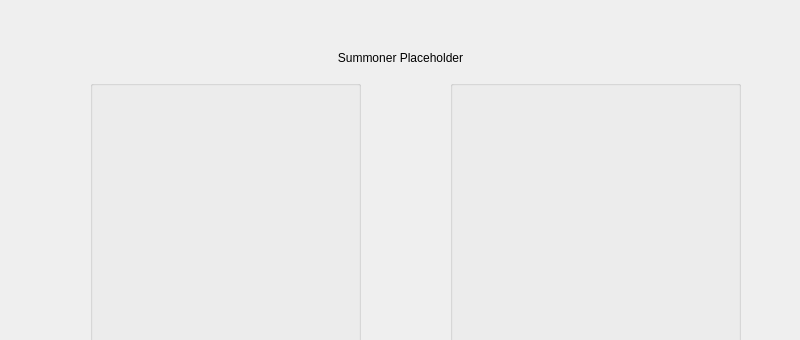
Qt form LeagueProfileFetcher/summoner_profile_display.ui (BaoPun/LeagueProfileFetcher) before a commit; both pictures show x 0 to 800 and y 0 to 340 of the 800 by 600 pixel window.
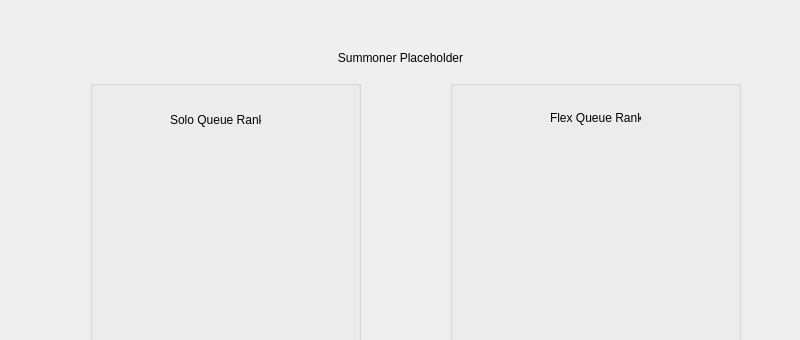
The same form after that commit.

Commit message: Improved the Summoner Profile Display

```diff
--- a/LeagueProfileFetcher/summoner_profile_display.ui
+++ b/LeagueProfileFetcher/summoner_profile_display.ui
@@ -92,8 +92,8 @@
    <widget class="QLabel" name="rankImage">
     <property name="geometry">
      <rect>
-      <x>360</x>
-      <y>200</y>
+      <x>380</x>
+      <y>210</y>
       <width>45</width>
       <height>15</height>
      </rect>
@@ -117,16 +117,29 @@
     <widget class="QLabel" name="solo_label">
      <property name="geometry">
       <rect>
-       <x>70</x>
-       <y>110</y>
-       <width>101</width>
-       <height>41</height>
+       <x>30</x>
+       <y>90</y>
+       <width>231</width>
+       <height>81</height>
       </rect>
      </property>
      <property name="text">
       <string/>
      </property>
     </widget>
+    <widget class="QLabel" name="solo_placeholder">
+     <property name="geometry">
+      <rect>
+       <x>80</x>
+       <y>30</y>
+       <width>91</width>
+       <height>20</height>
+      </rect>
+     </property>
+     <property name="text">
+      <string>Solo Queue Rank</string>
+     </property>
+    </widget>
    </widget>
    <widget class="QGroupBox" name="flex_group">
     <property name="geometry">
@@ -143,16 +156,29 @@
     <widget class="QLabel" name="flex_label">
      <property name="geometry">
       <rect>
-       <x>70</x>
-       <y>110</y>
-       <width>111</width>
-       <height>51</height>
+       <x>30</x>
+       <y>90</y>
+       <width>251</width>
+       <height>81</height>
       </rect>
      </property>
      <property name="text">
       <string/>
      </property>
     </widget>
+    <widget class="QLabel" name="flex_placeholder">
+     <property name="geometry">
+      <rect>
+       <x>100</x>
+       <y>30</y>
+       <width>91</width>
+       <height>16</height>
+      </rect>
+     </property>
+     <property name="text">
+      <string>Flex Queue Rank</string>
+     </property>
+    </widget>
    </widget>
   </widget>
   <widget class="QMenuBar" name="menubar">
```
The commit also changes 3 other files.
